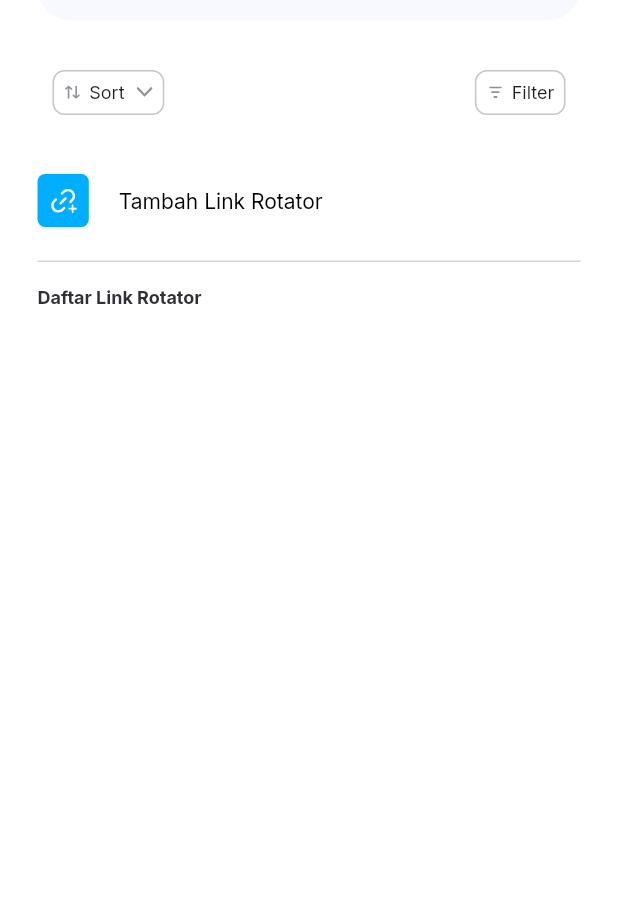
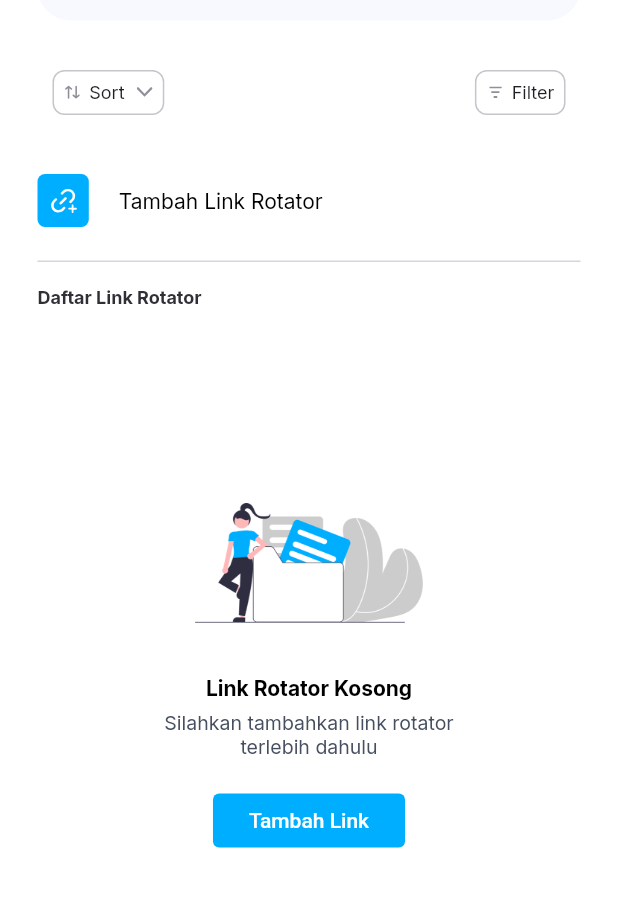
Before and after one commit to ezizull/StartADS, a Flutter app: the RotatorScreen screen opened directly, on a phone screen of 412 x 824 dp, the part 185-1092 px from its top. Run offline on Flutter 3.47's test engine with Material 2 defaults, Android fonts, the phone set to English and light mode, and no system bars; our stand-ins replace bloc, equatable, flutter_bloc, flutter_dotenv, flutter_svg, google_fonts and 1 more; statements that could not run were skipped.

Commit message:
ADD: view empty rotator

```diff
--- a/lib/ui/screens/rotator_cs/component/rotator_header.dart
+++ b/lib/ui/screens/rotator_cs/component/rotator_header.dart
@@ -137,9 +137,9 @@ class RotatorHeader extends StatelessWidget {
     var styleFrom = ElevatedButton.styleFrom(
       shadowColor: AppColor.transparent,
       backgroundColor: backgroundColor ?? AppColor.transparent,
+      side: side,
+      padding: padding,
       minimumSize: const Size.fromRadius(7.6),
-      padding: padding,
-      side: side,
       shape: RoundedRectangleBorder(
         borderRadius: BorderRadius.circular(radius),
       ),
--- a/lib/ui/screens/rotator_cs/rotator_screen.dart
+++ b/lib/ui/screens/rotator_cs/rotator_screen.dart
@@ -23,6 +23,8 @@ class RotatorScreen extends StatefulWidget {
 }
 
 class _RotatorScreenState extends State<RotatorScreen> {
+  List<Map> ListRotator = [];
+
   @override
   Widget build(BuildContext context) {
     return Scaffold(
@@ -30,9 +32,84 @@ class _RotatorScreenState extends State<RotatorScreen> {
       backgroundColor: AppColor.white,
       body: Column(
         crossAxisAlignment: CrossAxisAlignment.start,
-        children: const [
-          RotatorHeader(),
+        children: [
+          // Header Rotator
+          const RotatorHeader(),
+
+          // Main Rotator
+          // Empty Link Rotator
+          if (ListRotator.isEmpty) ...[
+            RotatorEmpty(),
+          ],
+
+          // Main Rotator
+          // List Link Rotator
+          if (ListRotator.isNotEmpty) ...[
+            ListView.builder(
+              itemCount: 0,
+              itemBuilder: (context, index) {
+                return Container();
+              },
+            )
+          ],
         ],
+      ),
+    );
+  }
+
+  // Rotator List Empty
+  Expanded RotatorEmpty() {
+    return Expanded(
+      child: Center(
+        child: Column(
+          mainAxisAlignment: MainAxisAlignment.center,
+          children: [
+            // image
+            Container(
+              width: 152,
+              margin: const EdgeInsets.only(bottom: 34.8),
+              child: Image.asset(AppImage.rotator_kosong),
+            ),
+
+            // text
+            Container(
+              margin: const EdgeInsets.only(bottom: 16),
+              child: Wrap(
+                crossAxisAlignment: WrapCrossAlignment.center,
+                spacing: 7,
+                direction: Axis.vertical,
+                children: [
+                  Text(
+                    'Link Rotator Kosong',
+                    style: AppText.Inter14w7h17_black,
+                  ),
+                  SizedBox(
+                    width: 215,
+                    child: Text(
+                      'Silahkan tambahkan link rotator terlebih dahulu',
+                      style: AppText.Inter13w4h15_black_464E5F,
+                      textAlign: TextAlign.center,
+                    ),
+                  ),
+                ],
+              ),
+            ),
+
+            // button
+            ElevatedButton(
+              onPressed: () {},
+              style: ElevatedButton.styleFrom(
+                padding: const EdgeInsets.symmetric(horizontal: 24),
+                backgroundColor: AppColor.blue_00AEFF,
+                shadowColor: AppColor.transparent,
+                shape: RoundedRectangleBorder(
+                  borderRadius: BorderRadius.circular(4.15),
+                ),
+              ),
+              child: const Text('Tambah Link'),
+            )
+          ],
+        ),
       ),
     );
   }
--- a/lib/utils/images.dart
+++ b/lib/utils/images.dart
@@ -35,3 +35,8 @@ const paket_habis = PaketURL + "paket_habis.png";
 const wave_banner = PaketURL + "wave_banner.png";
 const line_wave_banner = PaketURL + "line_wave_banner.png";
 const man_banner = PaketURL + "man_banner.png";
+
+// Packet Langganan
+const RotatorURL = "assets/images/rotator/";
+
+const rotator_kosong = RotatorURL + "rotator_kosong.png";
--- a/lib/utils/typography.dart
+++ b/lib/utils/typography.dart
@@ -111,6 +111,14 @@ TextStyle Inter14w7_black_1F2024 = GoogleFonts.inter(
   color: AppColor.black_1F2024,
 ));
 
+TextStyle Inter14w7h17_black = GoogleFonts.inter(
+    textStyle: const TextStyle(
+  fontSize: 14,
+  height: 18 / 14,
+  fontWeight: FontWeight.w700,
+  color: AppColor.black,
+));
+
 TextStyle Inter14w4_grey_8F9098 = GoogleFonts.inter(
     textStyle: const TextStyle(
   fontSize: 14,
@@ -160,6 +168,14 @@ TextStyle Inter12w7h14_black_2F3036 = GoogleFonts.inter(
   height: 14.5 / 12,
   fontWeight: FontWeight.w700,
   color: AppColor.black_2F3036,
+));
+
+TextStyle Inter13w4h15_black_464E5F = GoogleFonts.inter(
+    textStyle: const TextStyle(
+  fontSize: 13,
+  height: 15.5 / 13,
+  fontWeight: FontWeight.w400,
+  color: AppColor.black_464E5F,
 ));
 
 TextStyle Inter13w7_white = GoogleFonts.inter(
--- a/pubspec.yaml
+++ b/pubspec.yaml
@@ -89,6 +89,9 @@ flutter:
     # Paket Images
     - assets/images/paket/
 
+    # Rotator Images
+    - assets/images/rotator/
+
     # Icons
     - assets/icons/
 
```
Also changed, not shown: assets/images/rotator/rotator_kosong.png (added).
